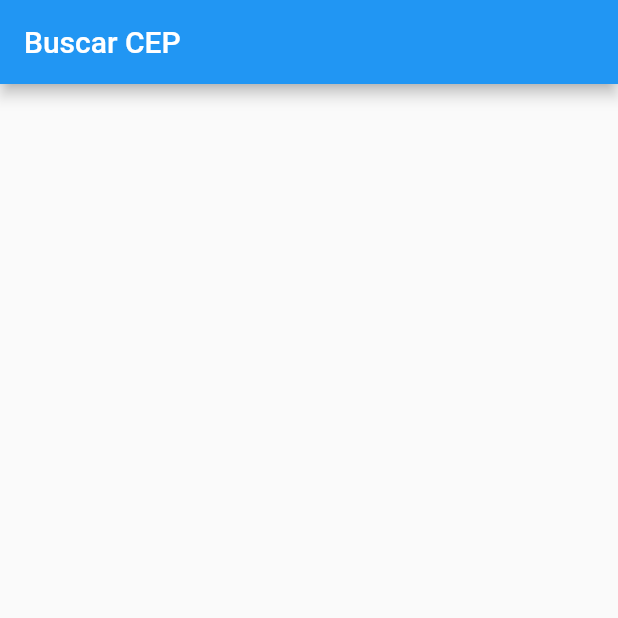
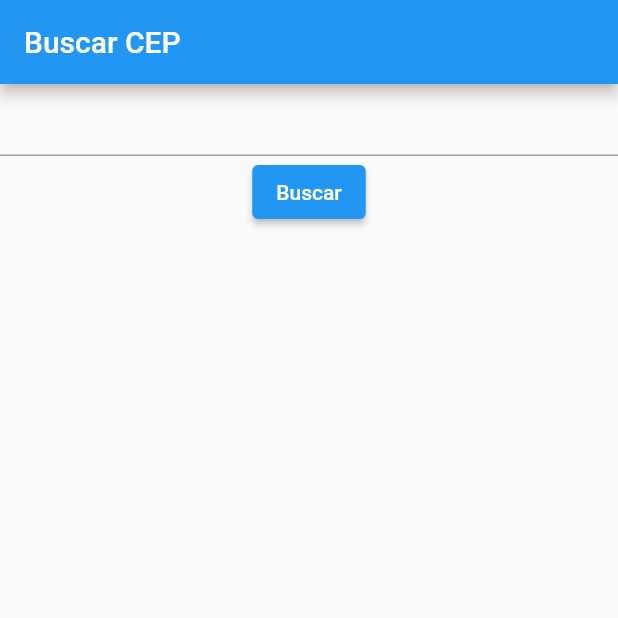
Before and after one commit to pedrocarminatti/cep_app, a Flutter app: the screen it shows after launch, on a phone screen of 412 x 824 dp, the top half of it. Run offline on Flutter 3.47's test engine with Material 2 defaults, Android fonts, the phone set to English and light mode, and no system bars; our stand-ins replace dio.

Commit message:
Busca de CEP

```diff
--- a/lib/pages/home_page.dart
+++ b/lib/pages/home_page.dart
@@ -14,6 +14,16 @@ class _HomePageState extends State<HomePage> {
 
   final CepRepository cepRepository = CepRepositoryImpl();
   EnderecoModel? enderecoModel;
+  bool loading = false;
+
+  final formKey = GlobalKey<FormState>();
+  final cepEC = TextEditingController();
+
+  @override
+  void dispose() {
+    cepEC.dispose();
+    super.dispose();
+  }
 
   @override
   Widget build(BuildContext context) {
@@ -21,7 +31,59 @@ class _HomePageState extends State<HomePage> {
       appBar: AppBar(
         title: const Text('Buscar CEP'),
       ),
-      body: Container(),
+      body: SingleChildScrollView(
+        child: Form(
+          key: formKey,
+          child: Column(
+            children: [
+              TextFormField(
+                controller: cepEC,
+                validator: (value) {
+                  if(value == null || value.isEmpty){
+                    return 'CEP Obrigatório';
+                  }
+                  return null;
+                },
+              ),
+              ElevatedButton(
+                onPressed: () async {
+                  final valid = formKey.currentState?.validate() ?? false;
+                  if(valid){
+                    try {
+                      setState(() {
+                        loading = true;
+                      });
+                      final endereco = await cepRepository.getCep(cepEC.text);
+                      setState(() {
+                        loading = false;
+                        enderecoModel = endereco;
+                      });
+                    } catch (e) {
+                      setState(() {
+                        loading = false;
+                        enderecoModel = null;
+                      });
+                      ScaffoldMessenger.of(context).showSnackBar(
+                        const SnackBar(content: Text('Erro ao buscar endereço'))
+                      );
+                    }
+                  }
+                },
+                child: const Text('Buscar'),
+              ),
+              Visibility(
+                visible: loading,
+                child: const CircularProgressIndicator()
+              ),
+              Visibility(
+                visible: enderecoModel != null,
+                child: Text(
+                  '${enderecoModel?.logradouro}, ${enderecoModel?.complemento} / ${enderecoModel?.cep}'
+                ))
+            ],
+          )
+        )
+      ),
     );
   }
 }
```
